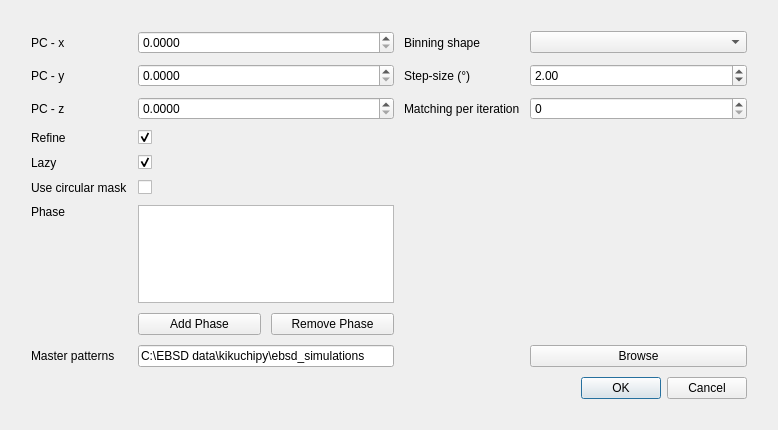
Qt form ui/di_setup.ui (EBSP-Indexer/EBSP-Indexer) before a commit.
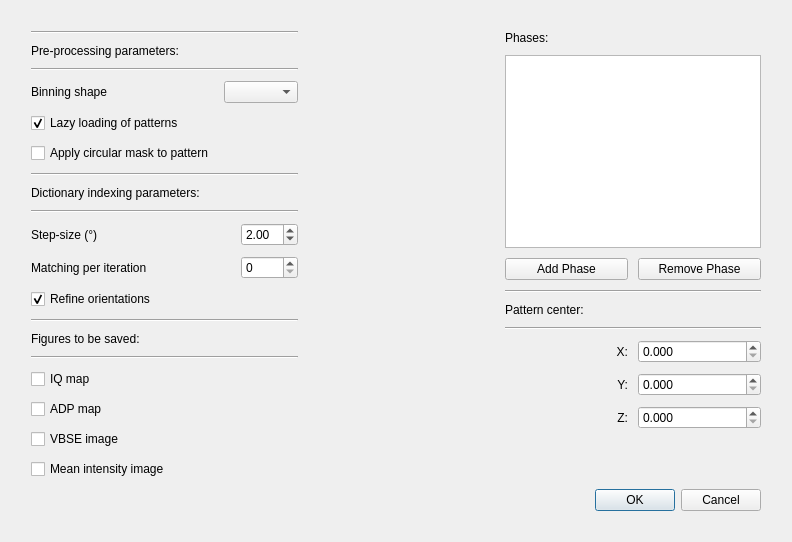
The same form after that commit.

```diff
--- a/ui/di_setup.ui
+++ b/ui/di_setup.ui
@@ -6,8 +6,8 @@
    <rect>
     <x>0</x>
     <y>0</y>
-    <width>778</width>
-    <height>430</height>
+    <width>792</width>
+    <height>531</height>
    </rect>
   </property>
   <property name="windowTitle">
@@ -19,7 +19,7 @@
      <property name="locale">
       <locale language="English" country="UnitedStates"/>
      </property>
-     <layout class="QGridLayout" name="gridLayout" columnstretch="0,0,0,0">
+     <layout class="QGridLayout" name="gridLayout" columnstretch="0,0,0">
       <property name="sizeConstraint">
        <enum>QLayout::SetDefaultConstraint</enum>
       </property>
@@ -38,21 +38,181 @@
       <property name="spacing">
        <number>10</number>
       </property>
-      <item row="11" column="1">
-       <widget class="QLineEdit" name="lineEditPath">
-        <property name="text">
-         <string>C:\EBSD data\kikuchipy\ebsd_simulations</string>
+      <item row="1" column="1">
+       <spacer name="horizontalSpacer">
+        <property name="orientation">
+         <enum>Qt::Horizontal</enum>
         </property>
-       </widget>
-      </item>
-      <item row="4" column="0">
-       <widget class="QLabel" name="label_4">
-        <property name="text">
-         <string>PC - z</string>
+        <property name="sizeHint" stdset="0">
+         <size>
+          <width>40</width>
+          <height>20</height>
+         </size>
         </property>
-       </widget>
+       </spacer>
       </item>
-      <item row="12" column="3">
+      <item row="1" column="2">
+       <layout class="QVBoxLayout" name="verticalLayout_3">
+        <item>
+         <widget class="QLabel" name="label_9">
+          <property name="text">
+           <string>Phases:</string>
+          </property>
+         </widget>
+        </item>
+        <item>
+         <widget class="QListWidget" name="listWidgetPhase">
+          <property name="minimumSize">
+           <size>
+            <width>0</width>
+            <height>50</height>
+           </size>
+          </property>
+          <property name="maximumSize">
+           <size>
+            <width>16000000</width>
+            <height>1699999</height>
+           </size>
+          </property>
+          <property name="selectionMode">
+           <enum>QAbstractItemView::MultiSelection</enum>
+          </property>
+         </widget>
+        </item>
+        <item>
+         <layout class="QHBoxLayout" name="horizontalLayout">
+          <item>
+           <widget class="QPushButton" name="pushButtonAddPhase">
+            <property name="text">
+             <string>Add Phase</string>
+            </property>
+           </widget>
+          </item>
+          <item>
+           <widget class="QPushButton" name="pushButtonRemovePhase">
+            <property name="text">
+             <string>Remove Phase</string>
+            </property>
+           </widget>
+          </item>
+         </layout>
+        </item>
+        <item>
+         <widget class="Line" name="line_2">
+          <property name="orientation">
+           <enum>Qt::Horizontal</enum>
+          </property>
+         </widget>
+        </item>
+        <item>
+         <widget class="QLabel" name="label_5">
+          <property name="text">
+           <string>Pattern center:</string>
+          </property>
+         </widget>
+        </item>
+        <item>
+         <widget class="Line" name="line_3">
+          <property name="orientation">
+           <enum>Qt::Horizontal</enum>
+          </property>
+         </widget>
+        </item>
+        <item>
+         <layout class="QGridLayout" name="gridLayout_4">
+          <item row="0" column="0">
+           <widget class="QLabel" name="label_2">
+            <property name="text">
+             <string>X:</string>
+            </property>
+            <property name="alignment">
+             <set>Qt::AlignRight|Qt::AlignTrailing|Qt::AlignVCenter</set>
+            </property>
+           </widget>
+          </item>
+          <item row="0" column="1">
+           <widget class="QDoubleSpinBox" name="patternCenterX">
+            <property name="decimals">
+             <number>3</number>
+            </property>
+            <property name="maximum">
+             <double>1.000000000000000</double>
+            </property>
+            <property name="singleStep">
+             <double>0.001000000000000</double>
+            </property>
+           </widget>
+          </item>
+          <item row="1" column="0">
+           <widget class="QLabel" name="label_3">
+            <property name="text">
+             <string>Y:</string>
+            </property>
+            <property name="alignment">
+             <set>Qt::AlignRight|Qt::AlignTrailing|Qt::AlignVCenter</set>
+            </property>
+           </widget>
+          </item>
+          <item row="2" column="1">
+           <widget class="QDoubleSpinBox" name="patternCenterZ">
+            <property name="locale">
+             <locale language="English" country="UnitedStates"/>
+            </property>
+            <property name="decimals">
+             <number>3</number>
+            </property>
+            <property name="maximum">
+             <double>1.000000000000000</double>
+            </property>
+            <property name="singleStep">
+             <double>0.001000000000000</double>
+            </property>
+           </widget>
+          </item>
+          <item row="1" column="1">
+           <widget class="QDoubleSpinBox" name="patternCenterY">
+            <property name="decimals">
+             <number>3</number>
+            </property>
+            <property name="maximum">
+             <double>1.000000000000000</double>
+            </property>
+            <property name="singleStep">
+             <double>0.001000000000000</double>
+            </property>
+           </widget>
+          </item>
+          <item row="2" column="0">
+           <widget class="QLabel" name="label_4">
+            <property name="text">
+             <string>Z:</string>
+            </property>
+            <property name="alignment">
+             <set>Qt::AlignRight|Qt::AlignTrailing|Qt::AlignVCenter</set>
+            </property>
+           </widget>
+          </item>
+         </layout>
+        </item>
+        <item>
+         <spacer name="verticalSpacer">
+          <property name="orientation">
+           <enum>Qt::Vertical</enum>
+          </property>
+          <property name="sizeType">
+           <enum>QSizePolicy::Minimum</enum>
+          </property>
+          <property name="sizeHint" stdset="0">
+           <size>
+            <width>20</width>
+            <height>50</height>
+           </size>
+          </property>
+         </spacer>
+        </item>
+       </layout>
+      </item>
+      <item row="18" column="2">
        <widget class="QDialogButtonBox" name="buttonBox">
         <property name="standardButtons">
          <set>QDialogButtonBox::Cancel|QDialogButtonBox::Ok</set>
@@ -62,213 +222,214 @@
         </property>
        </widget>
       </item>
-      <item row="5" column="1">
-       <widget class="QCheckBox" name="checkBoxRefine">
-        <property name="layoutDirection">
-         <enum>Qt::LeftToRight</enum>
-        </property>
-        <property name="text">
-         <string/>
-        </property>
-        <property name="checked">
-         <bool>true</bool>
-        </property>
-        <property name="tristate">
-         <bool>false</bool>
-        </property>
-       </widget>
-      </item>
-      <item row="11" column="0">
-       <widget class="QLabel" name="label_5">
-        <property name="text">
-         <string>Master patterns</string>
-        </property>
-       </widget>
-      </item>
-      <item row="5" column="0">
-       <widget class="QLabel" name="label">
-        <property name="text">
-         <string>Refine</string>
-        </property>
-       </widget>
-      </item>
-      <item row="6" column="1">
-       <widget class="QCheckBox" name="checkBoxLazy">
-        <property name="text">
-         <string/>
-        </property>
-        <property name="checked">
-         <bool>true</bool>
-        </property>
-       </widget>
-      </item>
-      <item row="2" column="1">
-       <widget class="QDoubleSpinBox" name="patternCenterX">
-        <property name="decimals">
-         <number>4</number>
-        </property>
-        <property name="maximum">
-         <double>1.000000000000000</double>
-        </property>
-        <property name="singleStep">
-         <double>0.000100000000000</double>
-        </property>
-       </widget>
-      </item>
-      <item row="3" column="1">
-       <widget class="QDoubleSpinBox" name="patternCenterY">
-        <property name="decimals">
-         <number>4</number>
-        </property>
-        <property name="maximum">
-         <double>1.000000000000000</double>
-        </property>
-        <property name="singleStep">
-         <double>0.000100000000000</double>
-        </property>
-       </widget>
-      </item>
-      <item row="3" column="0">
-       <widget class="QLabel" name="label_3">
-        <property name="text">
-         <string>PC - y</string>
-        </property>
-       </widget>
-      </item>
-      <item row="6" column="0">
-       <widget class="QLabel" name="label_6">
-        <property name="text">
-         <string>Lazy</string>
-        </property>
-       </widget>
-      </item>
-      <item row="2" column="0">
-       <widget class="QLabel" name="label_2">
-        <property name="text">
-         <string>PC - x</string>
-        </property>
-       </widget>
-      </item>
-      <item row="4" column="1">
-       <widget class="QDoubleSpinBox" name="patternCenterZ">
-        <property name="locale">
-         <locale language="English" country="UnitedStates"/>
-        </property>
-        <property name="decimals">
-         <number>4</number>
-        </property>
-        <property name="maximum">
-         <double>1.000000000000000</double>
-        </property>
-        <property name="singleStep">
-         <double>0.000100000000000</double>
-        </property>
-       </widget>
-      </item>
-      <item row="9" column="1">
-       <widget class="QListWidget" name="listWidgetPhase">
-        <property name="minimumSize">
-         <size>
-          <width>0</width>
-          <height>50</height>
-         </size>
-        </property>
-        <property name="selectionMode">
-         <enum>QAbstractItemView::MultiSelection</enum>
-        </property>
-       </widget>
-      </item>
-      <item row="2" column="2">
-       <widget class="QLabel" name="label_7">
-        <property name="text">
-         <string>Binning shape</string>
-        </property>
-       </widget>
-      </item>
-      <item row="3" column="2">
-       <widget class="QLabel" name="label_8">
-        <property name="text">
-         <string>Step-size (°)</string>
-        </property>
-       </widget>
-      </item>
-      <item row="9" column="0">
-       <widget class="QLabel" name="pathLabel">
-        <property name="layoutDirection">
-         <enum>Qt::LeftToRight</enum>
-        </property>
-        <property name="text">
-         <string>Phase</string>
-        </property>
-        <property name="scaledContents">
-         <bool>false</bool>
-        </property>
-        <property name="alignment">
-         <set>Qt::AlignLeading|Qt::AlignLeft|Qt::AlignTop</set>
-        </property>
-       </widget>
-      </item>
-      <item row="7" column="1">
-       <widget class="QCheckBox" name="checkBoxMask">
-        <property name="text">
-         <string/>
-        </property>
-       </widget>
-      </item>
-      <item row="11" column="3">
-       <widget class="QPushButton" name="pushButtonBrowse">
-        <property name="text">
-         <string>Browse</string>
-        </property>
-       </widget>
-      </item>
-      <item row="7" column="0">
-       <widget class="QLabel" name="label_9">
-        <property name="text">
-         <string>Use circular mask</string>
-        </property>
-       </widget>
-      </item>
-      <item row="2" column="3">
-       <widget class="QComboBox" name="comboBoxBinning"/>
-      </item>
-      <item row="3" column="3">
-       <widget class="QDoubleSpinBox" name="doubleSpinBoxStepSize">
-        <property name="value">
-         <double>2.000000000000000</double>
-        </property>
-       </widget>
-      </item>
-      <item row="4" column="3">
-       <widget class="QSpinBox" name="spinBoxNumIter">
-        <property name="maximum">
-         <number>99</number>
-        </property>
-       </widget>
-      </item>
-      <item row="4" column="2">
-       <widget class="QLabel" name="label_10">
-        <property name="text">
-         <string>Matching per iteration</string>
-        </property>
-       </widget>
-      </item>
-      <item row="10" column="1">
-       <layout class="QHBoxLayout" name="horizontalLayout">
+      <item row="1" column="0">
+       <layout class="QVBoxLayout" name="verticalLayout">
         <item>
-         <widget class="QPushButton" name="pushButtonAddPhase">
+         <spacer name="verticalSpacer_3">
+          <property name="orientation">
+           <enum>Qt::Vertical</enum>
+          </property>
+          <property name="sizeHint" stdset="0">
+           <size>
+            <width>20</width>
+            <height>40</height>
+           </size>
+          </property>
+         </spacer>
+        </item>
+        <item>
+         <widget class="Line" name="line_8">
+          <property name="orientation">
+           <enum>Qt::Horizontal</enum>
+          </property>
+         </widget>
+        </item>
+        <item>
+         <widget class="QLabel" name="label">
           <property name="text">
-           <string>Add Phase</string>
+           <string>Pre-processing parameters:</string>
           </property>
          </widget>
         </item>
         <item>
-         <widget class="QPushButton" name="pushButtonRemovePhase">
+         <widget class="Line" name="line_6">
+          <property name="orientation">
+           <enum>Qt::Horizontal</enum>
+          </property>
+         </widget>
+        </item>
+        <item>
+         <layout class="QGridLayout" name="gridLayout_3">
+          <item row="0" column="0">
+           <widget class="QLabel" name="label_7">
+            <property name="text">
+             <string>Binning shape</string>
+            </property>
+           </widget>
+          </item>
+          <item row="1" column="0">
+           <widget class="QCheckBox" name="checkBoxLazy">
+            <property name="text">
+             <string>Lazy loading of patterns</string>
+            </property>
+            <property name="checked">
+             <bool>true</bool>
+            </property>
+           </widget>
+          </item>
+          <item row="0" column="1">
+           <widget class="QComboBox" name="comboBoxBinning"/>
+          </item>
+          <item row="2" column="0">
+           <widget class="QCheckBox" name="checkBoxMask">
+            <property name="text">
+             <string>Apply circular mask to pattern</string>
+            </property>
+           </widget>
+          </item>
+         </layout>
+        </item>
+        <item>
+         <widget class="Line" name="line">
+          <property name="orientation">
+           <enum>Qt::Horizontal</enum>
+          </property>
+         </widget>
+        </item>
+        <item>
+         <widget class="QLabel" name="label_6">
           <property name="text">
-           <string>Remove Phase</string>
+           <string>Dictionary indexing parameters:</string>
           </property>
          </widget>
         </item>
+        <item>
+         <widget class="Line" name="line_7">
+          <property name="orientation">
+           <enum>Qt::Horizontal</enum>
+          </property>
+         </widget>
+        </item>
+        <item>
+         <layout class="QGridLayout" name="gridLayout_5">
+          <item row="1" column="0">
+           <widget class="QLabel" name="label_10">
+            <property name="text">
+             <string>Matching per iteration</string>
+            </property>
+           </widget>
+          </item>
+          <item row="0" column="1">
+           <widget class="QDoubleSpinBox" name="doubleSpinBoxStepSize">
+            <property name="value">
+             <double>2.000000000000000</double>
+            </property>
+           </widget>
+          </item>
+          <item row="0" column="0">
+           <widget class="QLabel" name="label_8">
+            <property name="text">
+             <string>Step-size (°)</string>
+            </property>
+           </widget>
+          </item>
+          <item row="1" column="1">
+           <widget class="QSpinBox" name="spinBoxNumIter">
+            <property name="maximum">
+             <number>99</number>
+            </property>
+           </widget>
+          </item>
+          <item row="2" column="0">
+           <widget class="QCheckBox" name="checkBoxRefine">
+            <property name="minimumSize">
+             <size>
+              <width>200</width>
+              <height>0</height>
+             </size>
+            </property>
+            <property name="layoutDirection">
+             <enum>Qt::LeftToRight</enum>
+            </property>
+            <property name="text">
+             <string>Refine orientations</string>
+            </property>
+            <property name="checked">
+             <bool>true</bool>
+            </property>
+            <property name="tristate">
+             <bool>false</bool>
+            </property>
+           </widget>
+          </item>
+         </layout>
+        </item>
+        <item>
+         <widget class="Line" name="line_5">
+          <property name="orientation">
+           <enum>Qt::Horizontal</enum>
+          </property>
+         </widget>
+        </item>
+        <item>
+         <widget class="QLabel" name="label_11">
+          <property name="text">
+           <string>Figures to be saved:</string>
+          </property>
+         </widget>
+        </item>
+        <item>
+         <layout class="QGridLayout" name="gridLayout_6">
+          <item row="4" column="0">
+           <widget class="QCheckBox" name="checkBoxMI">
+            <property name="text">
+             <string>Mean intensity image</string>
+            </property>
+           </widget>
+          </item>
+          <item row="1" column="0">
+           <widget class="QCheckBox" name="checkBoxIQ">
+            <property name="text">
+             <string>IQ map</string>
+            </property>
+           </widget>
+          </item>
+          <item row="3" column="0">
+           <widget class="QCheckBox" name="checkBoxVBSE">
+            <property name="text">
+             <string>VBSE image</string>
+            </property>
+           </widget>
+          </item>
+          <item row="2" column="0">
+           <widget class="QCheckBox" name="checkBoxADP">
+            <property name="text">
+             <string>ADP map</string>
+            </property>
+           </widget>
+          </item>
+          <item row="0" column="0">
+           <widget class="Line" name="line_4">
+            <property name="orientation">
+             <enum>Qt::Horizontal</enum>
+            </property>
+           </widget>
+          </item>
+         </layout>
+        </item>
+        <item>
+         <spacer name="verticalSpacer_2">
+          <property name="orientation">
+           <enum>Qt::Vertical</enum>
+          </property>
+          <property name="sizeHint" stdset="0">
+           <size>
+            <width>20</width>
+            <height>40</height>
+           </size>
+          </property>
+         </spacer>
+        </item>
        </layout>
       </item>
      </layout>
```
Left out of the diff: 6 changed lines with no effect on the pictures.
